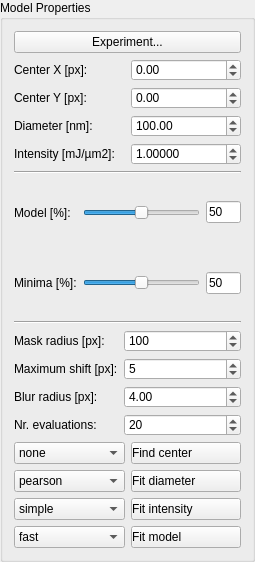
This is ui/modelProperties.ui in FXIhub/owl as Qt 5 draws it before an edit. The edited form follows.
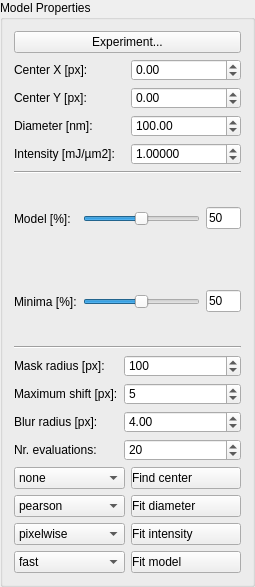
This is the edited form.

Commit message: renamed new sphere intensity fitting method to nrphotons

Patch:
```diff
--- a/ui/modelProperties.ui
+++ b/ui/modelProperties.ui
@@ -7,7 +7,7 @@
     <x>0</x>
     <y>0</y>
     <width>255</width>
-    <height>562</height>
+    <height>587</height>
    </rect>
   </property>
   <property name="windowTitle">
@@ -180,7 +180,7 @@
       <widget class="QComboBox" name="fitIntensityMethod">
        <item>
         <property name="text">
-         <string>simple</string>
+         <string>pixelwise</string>
         </property>
        </item>
        <item>
```
Left out of the diff: 12 changed lines with no effect on the pictures. The commit also changes 2 other files.
